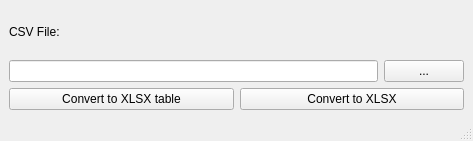
First picture: the form in mainwindow.ui, repository jpdante/NubankCSVFix, before the edit.
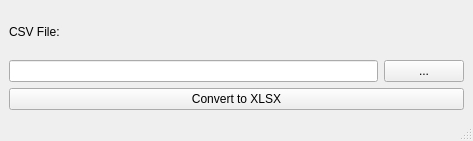
Second picture: the form after the edit.

Commit message: Remove extra button

Diff of the .ui file:
```diff
--- a/mainwindow.ui
+++ b/mainwindow.ui
@@ -61,13 +61,6 @@
         <property name="topMargin">
          <number>0</number>
         </property>
-        <item>
-         <widget class="QPushButton" name="convertTableBtn">
-          <property name="text">
-           <string>Convert to XLSX table</string>
-          </property>
-         </widget>
-        </item>
         <item>
          <widget class="QPushButton" name="convertBtn">
           <property name="enabled">
```
Left out of the diff: 2 changed lines with no effect on the pictures. The commit also changes 2 other files.
